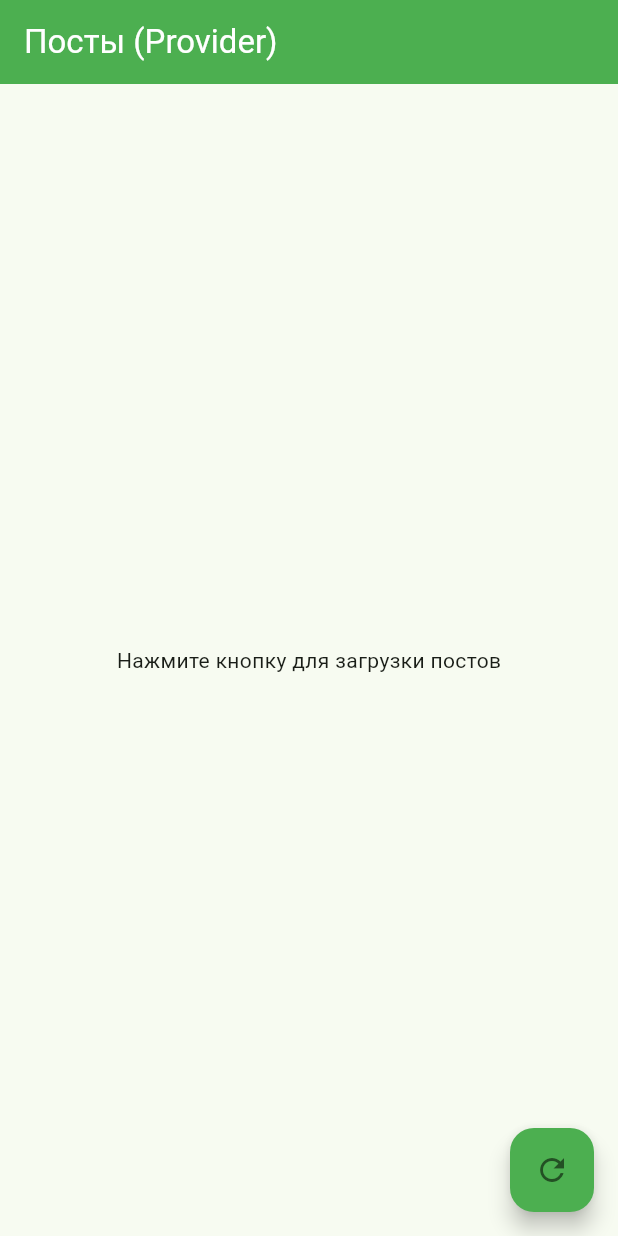
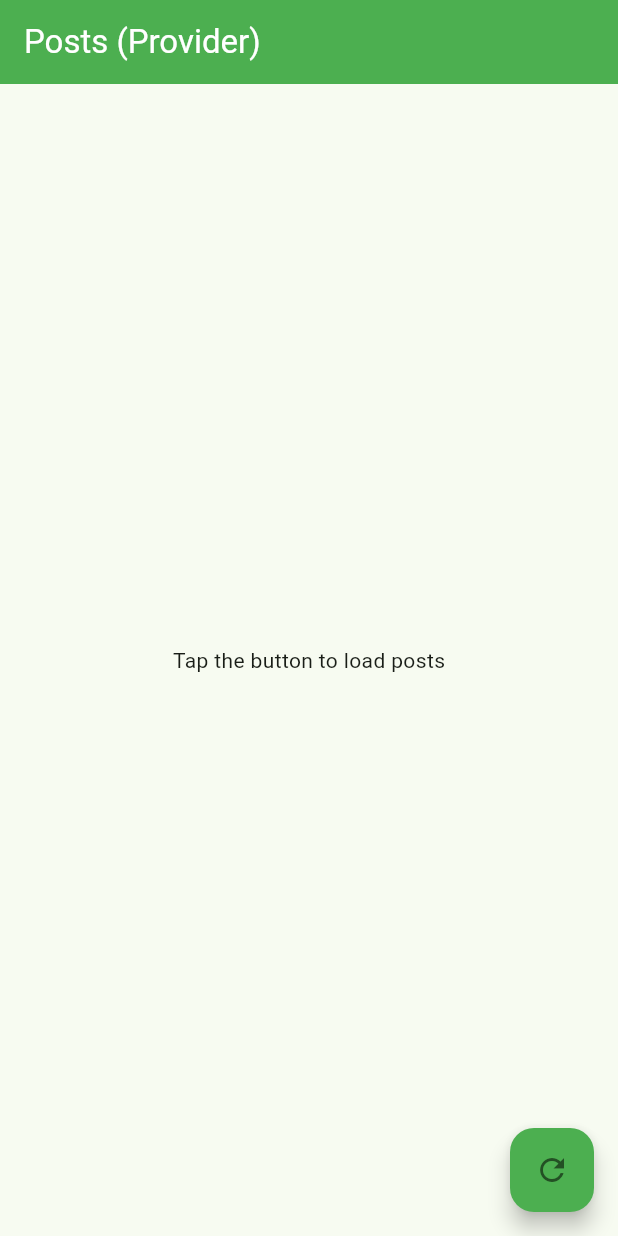
Before and after one commit to aleksays/paralect-flutter-workshop, a Flutter app: the screen it shows after launch, on a phone screen of 412 x 824 dp. Run offline on Flutter 3.47's test engine with Material 3 defaults, Android fonts, the phone set to English and light mode, and no system bars; our stand-ins replace bloc, dartz, dio, equatable, flutter_bloc, get_it.

Commit message:
Convert UI text and documentation to English for Provider branch

```diff
--- a/lib/features/posts/presentation/pages/posts_provider_page.dart
+++ b/lib/features/posts/presentation/pages/posts_provider_page.dart
@@ -14,7 +14,7 @@
   Widget build(BuildContext context) {
     return Scaffold(
       appBar: AppBar(
-        title: const Text('Посты (Provider)'),
+        title: const Text('Posts (Provider)'),
         backgroundColor: Colors.green,
         foregroundColor: Colors.white,
       ),
@@ -22,7 +22,7 @@
         builder: (context, postsProvider, child) {
           switch (postsProvider.status) {
             case PostsStatus.loading:
-              return const LoadingWidget(message: 'Загрузка постов...');
+              return const LoadingWidget(message: 'Loading posts...');
             case PostsStatus.error:
               return ErrorDisplayWidget(
                 message: postsProvider.errorMessage,
@@ -31,9 +31,7 @@
             case PostsStatus.loaded:
               return _buildPostsList(context, postsProvider.posts);
             case PostsStatus.initial:
-              return const Center(
-                child: Text('Нажмите кнопку для загрузки постов'),
-              );
+              return const Center(child: Text('Tap the button to load posts'));
           }
         },
       ),
@@ -47,7 +45,7 @@
 
   Widget _buildPostsList(BuildContext context, List<Post> posts) {
     if (posts.isEmpty) {
-      return const Center(child: Text('Нет доступных постов'));
+      return const Center(child: Text('No posts available'));
     }
 
     return ListView.builder(
--- a/lib/features/posts/presentation/widgets/error_widget.dart
+++ b/lib/features/posts/presentation/widgets/error_widget.dart
@@ -18,7 +18,7 @@
             const Icon(Icons.error_outline, size: 64, color: Colors.red),
             const SizedBox(height: 16),
             Text(
-              'Ошибка',
+              'Error',
               style: Theme.of(
                 context,
               ).textTheme.headlineSmall?.copyWith(color: Colors.red),
@@ -34,7 +34,7 @@
               ElevatedButton.icon(
                 onPressed: onRetry,
                 icon: const Icon(Icons.refresh),
-                label: const Text('Повторить'),
+                label: const Text('Retry'),
               ),
             ],
           ],
```
Also changed, not shown: lib/features/posts/presentation/pages/post_provider_detail_page.dart (+9 -8 lines), 1 other file.
